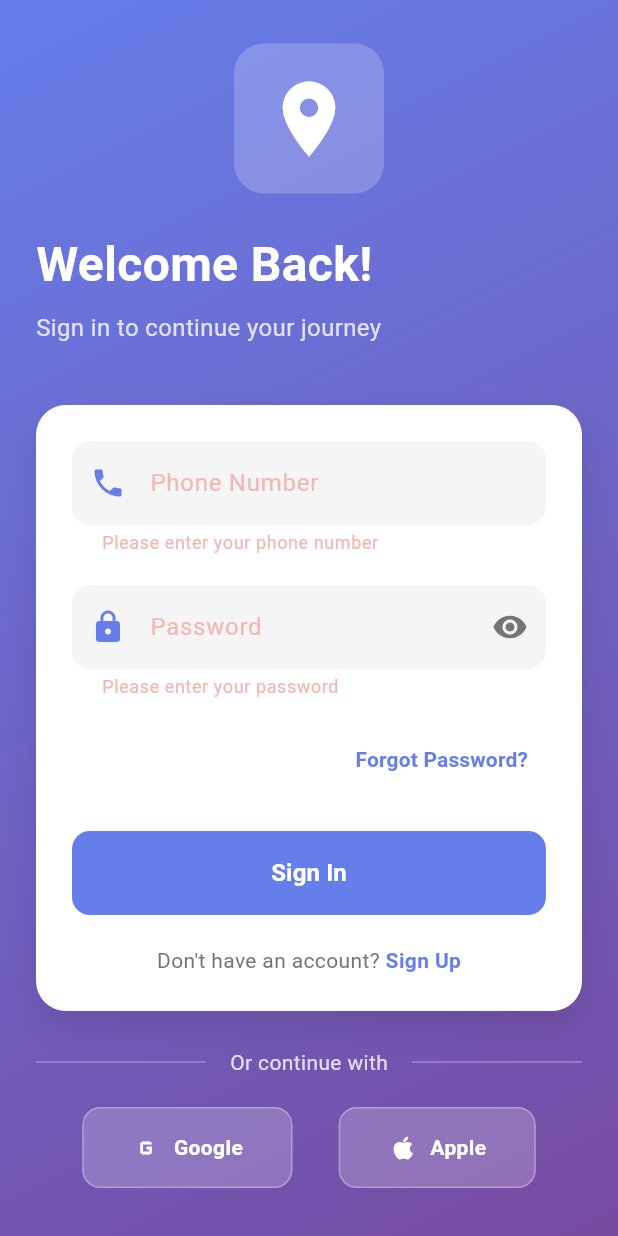
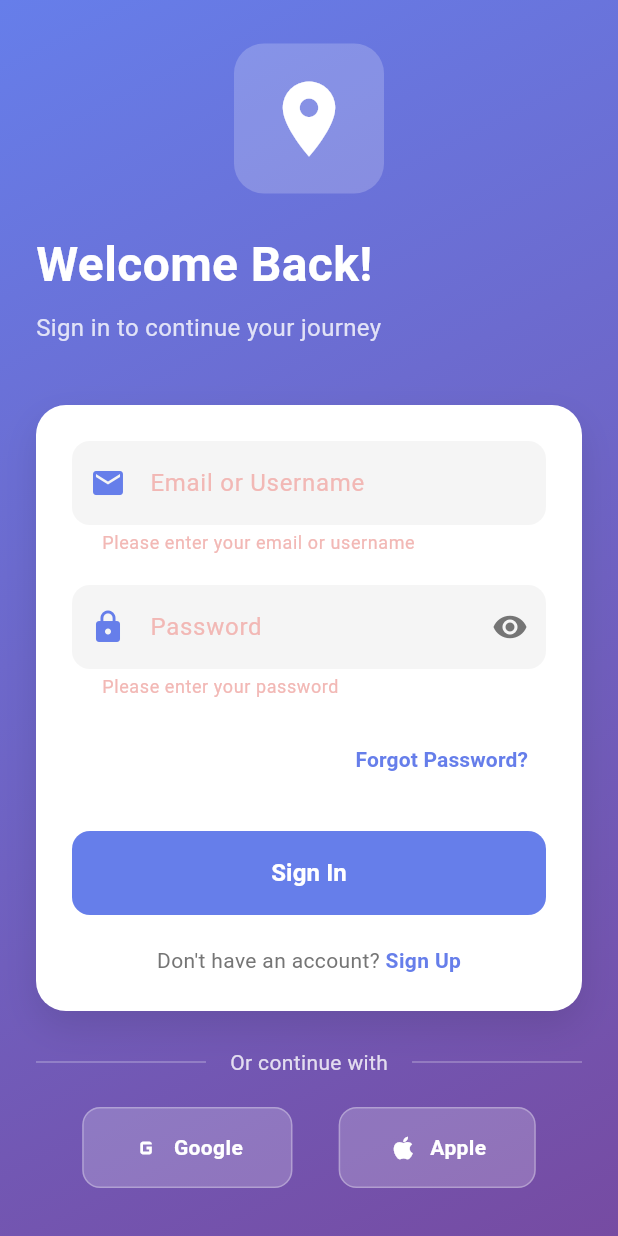
Before and after one commit to shamis6ali/lightspot, a Flutter app: the screen it shows after launch, scrolled down 31 dp, after a tap on "Sign In", after a tap on "Google", on a phone screen of 412 x 824 dp. Run offline on Flutter 3.47's test engine with Material 3 defaults, Android fonts, the phone set to English and light mode, and no system bars; our stand-ins replace bloc, dartz, equatable, flutter_bloc, font_awesome_flutter, get_it and 6 more; missing offline and left inert: google_maps_cluster_manager_2, nav.

Commit message:
Add Auth Support

```diff
--- a/lib/features/auth/data/models/params/login_params.dart
+++ b/lib/features/auth/data/models/params/login_params.dart
@@ -1,11 +1,11 @@
 class LoginParams {
-  final String phone, password;
+  final String email, password;
   String fcmToken = '';
-  LoginParams({required this.phone, required this.password});
+  LoginParams({required this.email, required this.password});
 
   Map<String, dynamic> toJson() {
     return {
-      'phone': phone,
+      'email': email,
       'password': password,
       'fcm_token': fcmToken,
     };
--- a/lib/features/auth/presentation/cubits/login/login_cubit.dart
+++ b/lib/features/auth/presentation/cubits/login/login_cubit.dart
@@ -22,11 +22,11 @@ class LoginCubit extends BaseCubit<LoginState> {
   LoginCubit(this._repository) : super(LoginState.initial());
 
   Future<void> login({
-    required String phone,
+    required String email,
     required String password,
     required BuildContext context,
   }) async {
-    final params = LoginParams(phone: phone, password: password);
+    final params = LoginParams(email: email, password: password);
 
     await callAndFold<LoginResponse>(
       future: _repository.login(params: params),
--- a/lib/features/auth/presentation/pages/login_screen.dart
+++ b/lib/features/auth/presentation/pages/login_screen.dart
@@ -9,6 +9,9 @@ import '../cubits/login_info/login_info_cubit.dart';
 import 'forget_password_screen.dart';
 import 'signup_screen.dart';
 
+import 'package:google_sign_in/google_sign_in.dart';
+import 'package:sign_in_with_apple/sign_in_with_apple.dart';
+
 class LoginScreen extends StatefulWidget {
   const LoginScreen({super.key});
 
@@ -18,14 +21,14 @@ class LoginScreen extends StatefulWidget {
 
 class _LoginScreenState extends State<LoginScreen> {
   final GlobalKey<FormState> formKey = GlobalKey<FormState>();
-  final TextEditingController _phoneController = TextEditingController();
+  final TextEditingController _emailController = TextEditingController();
   final TextEditingController _passwordController = TextEditingController();
   bool _obscurePassword = true;
 
   @override
   void dispose() {
     super.dispose();
-    _phoneController.dispose();
+    _emailController.dispose();
     _passwordController.dispose();
   }
 
@@ -139,7 +142,7 @@ class _LoginScreenState extends State<LoginScreen> {
       ),
       child: Column(
         children: [
-          _buildPhoneField(),
+          _buildEmailField(),
           const SizedBox(height: 20),
           _buildPasswordField(),
           const SizedBox(height: 16),
@@ -153,14 +156,14 @@ class _LoginScreenState extends State<LoginScreen> {
     );
   }
 
-  Widget _buildPhoneField() {
+  Widget _buildEmailField() {
     return TextFormField(
-      controller: _phoneController,
-      keyboardType: TextInputType.phone,
+      controller: _emailController,
+      keyboardType: TextInputType.emailAddress,
       decoration: InputDecoration(
-        labelText: 'Phone Number',
-        hintText: 'Enter your phone number',
-        prefixIcon: const Icon(Icons.phone, color: Color(0xFF667eea)),
+        labelText: 'Email or Username',
+        hintText: 'Enter your email or username',
+        prefixIcon: const Icon(Icons.email, color: Color(0xFF667eea)),
         border: OutlineInputBorder(
           borderRadius: BorderRadius.circular(12),
           borderSide: BorderSide.none,
@@ -171,7 +174,7 @@ class _LoginScreenState extends State<LoginScreen> {
       ),
       validator: (value) {
         if (value == null || value.isEmpty) {
-          return 'Please enter your phone number';
+          return 'Please enter your email or username';
         }
         return null;
       },
@@ -244,7 +247,7 @@ class _LoginScreenState extends State<LoginScreen> {
                 : () {
                     if (formKey.currentState!.validate()) {
                       context.read<LoginCubit>().login(
-                            phone: _phoneController.text,
+                            email: _emailController.text,
                             password: _passwordController.text,
                             context: context,
                           );
@@ -334,16 +337,12 @@ class _LoginScreenState extends State<LoginScreen> {
             _buildSocialButton(
               icon: Icons.g_mobiledata,
               label: 'Google',
-              onTap: () {
-                // TODO: Implement Google login
-              },
+              onTap:_handleGoogleSignIn,
             ),
             _buildSocialButton(
               icon: Icons.apple,
               label: 'Apple',
-              onTap: () {
-                // TODO: Implement Apple login
-              },
+              onTap: _handleAppleSignIn,
             ),
           ],
         ),
@@ -423,4 +422,38 @@ class _LoginScreenState extends State<LoginScreen> {
       MaterialPageRoute(builder: (context) => const ForgetPasswordScreen()),
     );
   }
+
+  Future<void> _handleGoogleSignIn() async {
+    final messenger = ScaffoldMessenger.of(context);
+    try {
+      final account = await GoogleSignIn().signIn();
+      if (!context.mounted) return;
+      if (account != null){
+        messenger.showSnackBar(
+          SnackBar(content: Text('Signed in as ${account.email}')),
+        );
+      }
+    } catch(e){
+      if (!context.mounted) return;
+      messenger.showSnackBar(
+        SnackBar(content: Text('Google sign in failed: $e')),
+      );
+    }
+  }
+
+  Future<void> _handleAppleSignIn() async {
+    final messenger = ScaffoldMessenger.of(context);
+    try {
+      final credential = await SignInWithApple.getAppleIDCredential(scopes: [
+        AppleIDAuthorizationScopes.email,
+        AppleIDAuthorizationScopes.fullName,
+      ],
+      );
+      if (!context.mounted) return;
+      messenger.showSnackBar(SnackBar(content: Text('Signed in with Apple: ${credential.email ?? ''}')));
+    } catch(e){
+      if (!context.mounted) return;
+      messenger.showSnackBar(SnackBar(content: Text('Apple sign in failed: $e')));
+    }
+  }
 }
--- a/pubspec.yaml
+++ b/pubspec.yaml
@@ -32,6 +32,8 @@ dependencies:
   meta: ^1.15.0
   equatable: ^2.0.5
   dartz: ^0.10.1
+  google_sign_in: ^6.1.5
+  sign_in_with_apple: ^5.0.0
 
 dev_dependencies:
   flutter_test:
```
